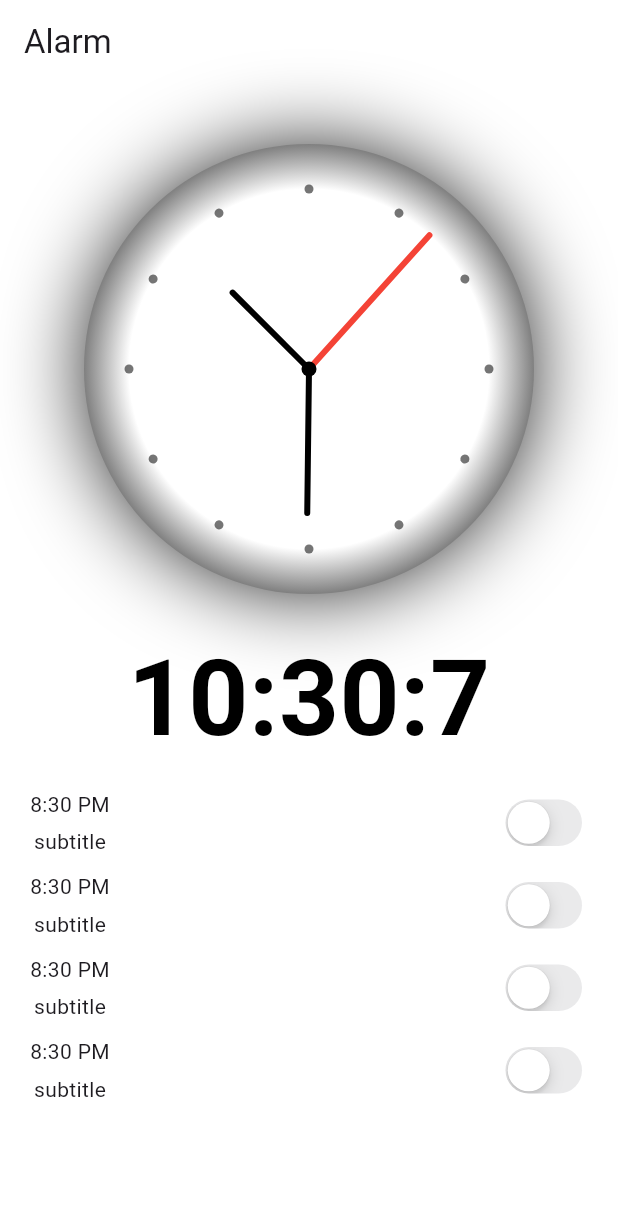
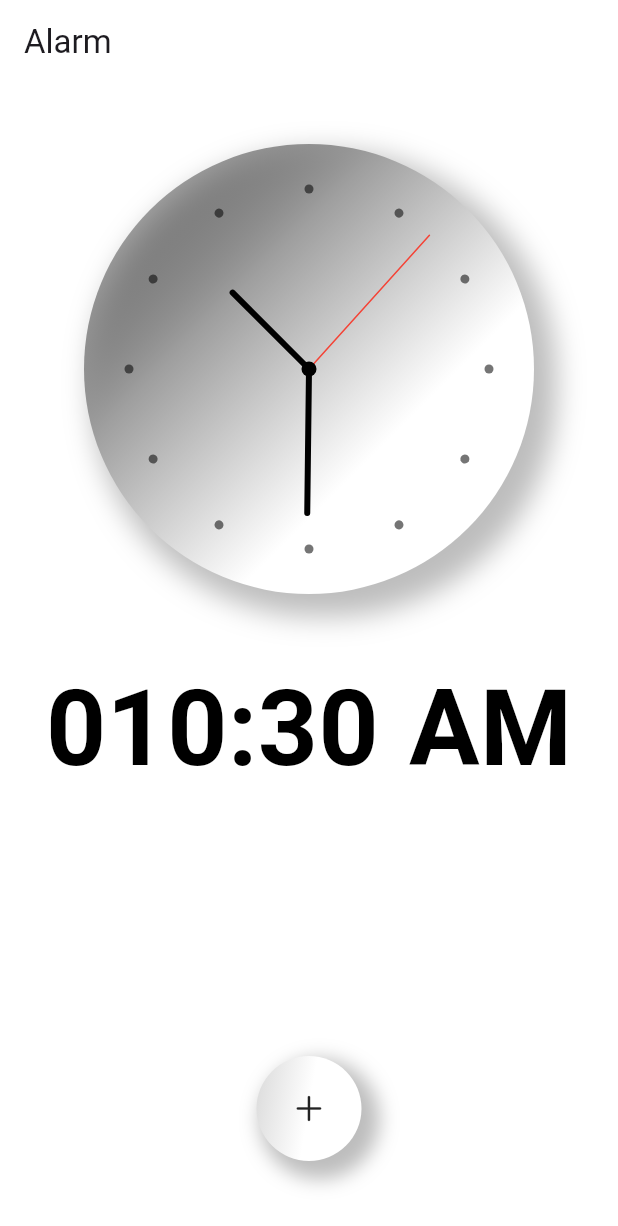
Before and after one commit to namansharma05/alarm-app, a Flutter app: the screen it shows after launch, on a phone screen of 412 x 824 dp. Shown: the top 1226 px of the screen. Run offline on Flutter 3.47's test engine with Material 3 defaults, Android fonts, the phone set to English and light mode, and no system bars.

Commit message:
dialog and time selection

```diff
--- a/lib/presentation/pages/home_page.dart
+++ b/lib/presentation/pages/home_page.dart
@@ -1,3 +1,4 @@
+import 'package:alarm_app/presentation/widgets/bottom_bar.dart';
 import 'package:alarm_app/presentation/widgets/clock_body.dart';
 import 'package:alarm_app/presentation/widgets/digital_clock.dart';
 import 'package:flutter/cupertino.dart';
@@ -20,46 +21,45 @@ class _HomePageState extends State<HomePage> {
         forceMaterialTransparency: true,
         title: Text("Alarm"),
       ),
+      bottomNavigationBar: BottomBar(),
       body: Column(
-        mainAxisAlignment: MainAxisAlignment.center,
-        crossAxisAlignment: CrossAxisAlignment.center,
         children: [
           ClockBody(),
           const SizedBox(
-            height: 10,
+            height: 30,
           ),
           DigitalClock(),
-          Expanded(
-            child: ListView.builder(
-              itemCount: 4,
-              itemBuilder: (context, index) {
-                return Container(
-                  margin: const EdgeInsets.only(left: 20, top: 10, right: 20),
-                  child: Row(
-                    mainAxisAlignment: MainAxisAlignment.spaceBetween,
-                    children: [
-                      Column(
-                        children: [
-                          Text("8:30 PM"),
-                          const SizedBox(
-                            height: 5,
-                          ),
-                          Text("subtitle")
-                        ],
-                      ),
-                      CupertinoSwitch(
-                          value: _switchValues[index],
-                          onChanged: (val) {
-                            setState(() {
-                              _switchValues[index] = val;
-                            });
-                          })
-                    ],
-                  ),
-                );
-              },
-            ),
-          ),
+          // Expanded(
+          //   child: ListView.builder(
+          //     itemCount: 4,
+          //     itemBuilder: (context, index) {
+          //       return Container(
+          //         margin: const EdgeInsets.only(left: 20, top: 10, right: 20),
+          //         child: Row(
+          //           mainAxisAlignment: MainAxisAlignment.spaceBetween,
+          //           children: [
+          //             Column(
+          //               children: [
+          //                 Text("8:30 PM"),
+          //                 const SizedBox(
+          //                   height: 5,
+          //                 ),
+          //                 Text("subtitle")
+          //               ],
+          //             ),
+          //             CupertinoSwitch(
+          //                 value: _switchValues[index],
+          //                 onChanged: (val) {
+          //                   setState(() {
+          //                     _switchValues[index] = val;
+          //                   });
+          //                 })
+          //           ],
+          //         ),
+          //       );
+          //     },
+          //   ),
+          // ),
         ],
       ),
     );
--- /dev/null
+++ b/lib/presentation/widgets/bottom_bar.dart
@@ -0,0 +1,226 @@
+import 'package:flutter/cupertino.dart';
+import 'package:flutter/material.dart';
+
+class BottomBar extends StatefulWidget {
+  BottomBar({super.key});
+
+  @override
+  State<BottomBar> createState() => _BottomBarState();
+}
+
+class _BottomBarState extends State<BottomBar> {
+  final List<String> meridiem = ["AM", "PM"];
+  final List<int> hour = [01, 02, 03, 04, 05, 06, 07, 08, 09, 10, 11, 12];
+  final List<int> minutes = List.generate(60, (index) => index + 1);
+
+  final int middleIndex = 5000;
+
+  late final FixedExtentScrollController meridiemController;
+  late final FixedExtentScrollController hourController;
+  late final FixedExtentScrollController minuteController;
+
+  int selectedMeridiemIndex = 0;
+  int selectedHourIndex = 6;
+  int selectedMinuteIndex = 30;
+
+  @override
+  void initState() {
+    meridiemController = FixedExtentScrollController(initialItem: middleIndex);
+    hourController = FixedExtentScrollController(
+        initialItem: middleIndex + selectedHourIndex);
+    minuteController = FixedExtentScrollController(
+        initialItem: middleIndex + selectedMinuteIndex);
+    super.initState();
+  }
+
+  @override
+  Widget build(BuildContext context) {
+    // print("selected meridiem index is $selectedMeridiemIndex");
+    // print("selected hours index is $selectedHourIndex");
+    // print("selected minutes index is $selectedMinuteIndex");
+
+    return GestureDetector(
+      onTap: () {
+        // print("button clicked!!");
+        _dialogBuilder(context);
+      },
+      child: Container(
+        margin: const EdgeInsets.only(
+          bottom: 50,
+        ),
+        height: 70,
+        decoration: BoxDecoration(
+          color: Colors.white,
+          shape: BoxShape.circle,
+          gradient: LinearGradient(
+            colors: [
+              Colors.white,
+              Colors.white,
+              Colors.white,
+              Colors.grey,
+              Colors.black12
+            ],
+            begin: Alignment.bottomRight,
+            end: Alignment.topLeft,
+          ),
+          boxShadow: [
+            BoxShadow(
+              color: Colors.black26,
+              blurRadius: 10,
+              spreadRadius: 5,
+              offset: Offset(7.0, 7.0),
+            ),
+          ],
+        ),
+        child: Icon(CupertinoIcons.add),
+      ),
+    );
+  }
+
+  Future<void> _dialogBuilder(BuildContext context) {
+    return showDialog<void>(
+      context: context,
+      builder: (BuildContext context) {
+        return AlertDialog(
+          title: const Text('Add alarm'),
+          content: SizedBox(
+            height: 100,
+            width: 200,
+            child: Row(
+              mainAxisAlignment: MainAxisAlignment.spaceEvenly,
+              children: [
+                // list 1
+                Expanded(
+                  child: _buildInfiniteList(
+                    meridiemController,
+                    meridiem,
+                    (index) {
+                      setState(() {
+                        selectedMeridiemIndex = index % meridiem.length;
+                      });
+                    },
+                  ),
+                ),
+                // list 2
+                Expanded(
+                  child: _buildInfiniteList(
+                    hourController,
+                    hour.map((e) => e.toString().padLeft(2, '0')).toList(),
+                    (index) {
+                      setState(() {
+                        selectedHourIndex = index % hour.length;
+                      });
+                    },
+                  ),
+                ),
+                // list 3
+                Expanded(
+                  child: _buildInfiniteList(minuteController,
+                      minutes.map((e) => e.toString().padLeft(2, '0')).toList(),
+                      (index) {
+                    setState(
+                      () {
+                        selectedMinuteIndex = index % minutes.length;
+                      },
+                    );
+                  }),
+                ),
+              ],
+            ),
+          ),
+          actions: [
+            GestureDetector(
+              onTap: () {
+                Navigator.pop(context);
+              },
+              child: Container(
+                height: 50,
+                width: 50,
+                decoration: BoxDecoration(
+                  color: Colors.white,
+                  shape: BoxShape.circle,
+                  gradient: LinearGradient(
+                    colors: [
+                      Colors.white,
+                      Colors.white,
+                      Colors.grey,
+                      Colors.black12
+                    ],
+                    begin: Alignment.bottomRight,
+                    end: Alignment.topLeft,
+                  ),
+                  boxShadow: [
+                    BoxShadow(
+                      color: Colors.black26,
+                      blurRadius: 10,
+                      spreadRadius: 5,
+                      offset: Offset(7.0, 7.0),
+                    ),
+                  ],
+                ),
+                child: Icon(CupertinoIcons.clear_circled),
+              ),
+            ),
+            const SizedBox(
+              width: 20,
+            ),
+            GestureDetector(
+              onTap: () {},
+              child: Container(
+                height: 50,
+                width: 50,
+                decoration: BoxDecoration(
+                  color: Colors.white,
+                  shape: BoxShape.circle,
+                  gradient: LinearGradient(
+                    colors: [
+                      Colors.white,
+                      Colors.white,
+                      Colors.grey,
+                      Colors.black12
+                    ],
+                    begin: Alignment.bottomRight,
+                    end: Alignment.topLeft,
+                  ),
+                  boxShadow: [
+                    BoxShadow(
+                      color: Colors.black26,
+                      blurRadius: 10,
+                      spreadRadius: 5,
+                      offset: Offset(7.0, 7.0),
+                    ),
+                  ],
+                ),
+                child: Icon(CupertinoIcons.check_mark_circled),
+              ),
+            ),
+          ],
+        );
+      },
+    );
+  }
+
+  Widget _buildInfiniteList(
+    FixedExtentScrollController controller,
+    List<String> items,
+    ValueChanged<int> onSelectedItemChanged,
+  ) {
+    return ListWheelScrollView.useDelegate(
+      controller: controller,
+      physics: const FixedExtentScrollPhysics(),
+      itemExtent: 50,
+      onSelectedItemChanged: onSelectedItemChanged, // Capture the current index
+      childDelegate: ListWheelChildBuilderDelegate(
+        builder: (context, index) {
+          final loopedIndex = index % items.length; // Loop through the list
+          return Center(
+            child: Text(
+              items[loopedIndex],
+              style: const TextStyle(fontSize: 18),
+            ),
+          );
+        },
+      ),
+    );
+  }
+}
--- a/lib/presentation/widgets/clock_body.dart
+++ b/lib/presentation/widgets/clock_body.dart
@@ -1,5 +1,4 @@
 import 'package:alarm_app/presentation/widgets/clock_hands.dart';
-import 'package:alarm_app/presentation/widgets/clock_tick_painter.dart';
 import 'package:flutter/material.dart';
 
 class ClockBody extends StatelessWidget {
@@ -14,15 +13,23 @@ class ClockBody extends StatelessWidget {
         height: 300,
         width: 300,
         decoration: BoxDecoration(
-            gradient: RadialGradient(
-              colors: [Colors.white, Colors.white, Colors.white, Colors.black],
-              radius: 0.6,
+            gradient: LinearGradient(
+              colors: [
+                Colors.white,
+                Colors.white,
+                Colors.grey,
+                Colors.black12,
+              ],
+              begin: Alignment.bottomRight,
+              end: Alignment.topLeft,
             ),
+            color: Colors.white,
             boxShadow: [
               BoxShadow(
-                color: Colors.black,
-                blurRadius: 50,
-                spreadRadius: -5,
+                color: Colors.black26,
+                blurRadius: 15,
+                spreadRadius: 5,
+                offset: Offset(10.0, 10.0),
               ),
             ],
             borderRadius: BorderRadius.circular(150)),
--- a/lib/presentation/widgets/clock_hands.dart
+++ b/lib/presentation/widgets/clock_hands.dart
@@ -45,7 +45,7 @@ class _ClockHandState extends State<ClockHands> {
         fit: StackFit.expand,
         children: [
           CustomPaint(
-            painter: ClockDialPainter(clockText: ClockText.roman),
+            painter: ClockDialPainter(),
           ),
           new CustomPaint(
             painter: new SecondHandPainter(
--- a/lib/presentation/widgets/clock_tick_painter.dart
+++ b/lib/presentation/widgets/clock_tick_painter.dart
@@ -3,8 +3,6 @@ import 'dart:math' as math;
 import 'package:flutter/material.dart';
 
 class ClockDialPainter extends CustomPainter {
-  final clockText;
-
   final hourTickMarkLength = 3.0;
   final minuteTickMarkLength = 0.0;
 
@@ -15,7 +13,7 @@ class ClockDialPainter extends CustomPainter {
   final TextPainter textPainter;
   final TextStyle textStyle;
 
-  ClockDialPainter({this.clockText = ClockText.roman})
+  ClockDialPainter()
       : tickPaint = new Paint(),
         textPainter = new TextPainter(
           textAlign: TextAlign.center,
@@ -26,7 +24,7 @@ class ClockDialPainter extends CustomPainter {
           fontFamily: 'Times New Roman',
           fontSize: 15.0,
         ) {
-    tickPaint.color = Colors.black54!;
+    tickPaint.color = Colors.black54;
   }
 
   @override
@@ -43,7 +41,7 @@ class ClockDialPainter extends CustomPainter {
       tickMarkLength = i % 5 == 0 ? hourTickMarkLength : minuteTickMarkLength;
       tickPaint.strokeWidth =
           i % 5 == 0 ? hourTickMarkWidth : minuteTickMarkWidth;
-      canvas.drawCircle(new Offset(0.0, -radius), tickMarkLength, tickPaint);
+      canvas.drawCircle(Offset(0.0, -radius), tickMarkLength, tickPaint);
 
       canvas.rotate(angle);
     }
--- a/lib/presentation/widgets/digital_clock.dart
+++ b/lib/presentation/widgets/digital_clock.dart
@@ -31,20 +31,23 @@ class _DigitalClockState extends State<DigitalClock> {
         mainAxisAlignment: MainAxisAlignment.center,
         children: [
           Text(
-            "${dateTime.hour}:",
+            "0${dateTime.hour % 12}:",
             style: TextStyle(
                 color: Colors.black, fontWeight: FontWeight.bold, fontSize: 70),
           ),
-          Text("${dateTime.minute}:",
-              style: TextStyle(
-                  color: Colors.black,
-                  fontWeight: FontWeight.bold,
-                  fontSize: 70)),
-          Text("${dateTime.second}",
-              style: TextStyle(
-                  color: Colors.black,
-                  fontWeight: FontWeight.bold,
-                  fontSize: 70)),
+          Text(
+            dateTime.minute < 10 ? "0${dateTime.minute}" : "${dateTime.minute}",
+            style: TextStyle(
+                color: Colors.black, fontWeight: FontWeight.bold, fontSize: 70),
+          ),
+          const SizedBox(
+            width: 20,
+          ),
+          Text(
+            dateTime.hour < 12 ? "AM" : "PM",
+            style: TextStyle(
+                color: Colors.black, fontWeight: FontWeight.bold, fontSize: 70),
+          ),
         ],
       ),
     );
--- a/lib/presentation/widgets/hand_second.dart
+++ b/lib/presentation/widgets/hand_second.dart
@@ -18,7 +18,7 @@ class SecondHandPainter extends CustomPainter {
 
     Paint secondHandPaint = Paint()
       ..color = Colors.red
-      ..strokeWidth = 4
+      ..strokeWidth = 1
       ..strokeCap = StrokeCap.round;
 
     Offset secEndOffset = Offset(
```
